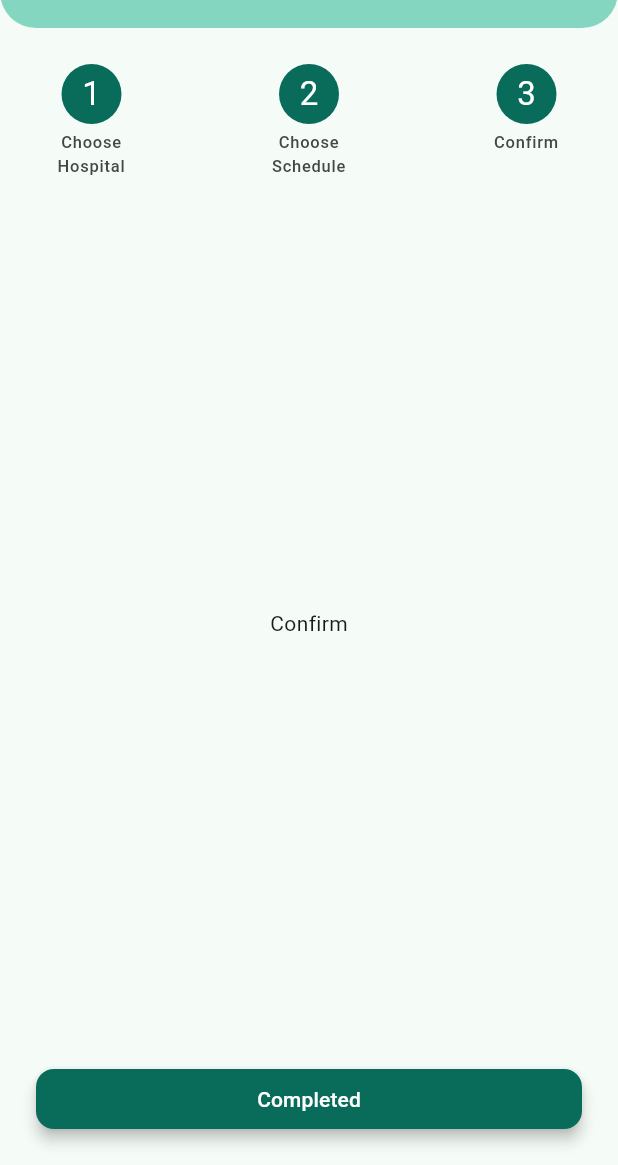
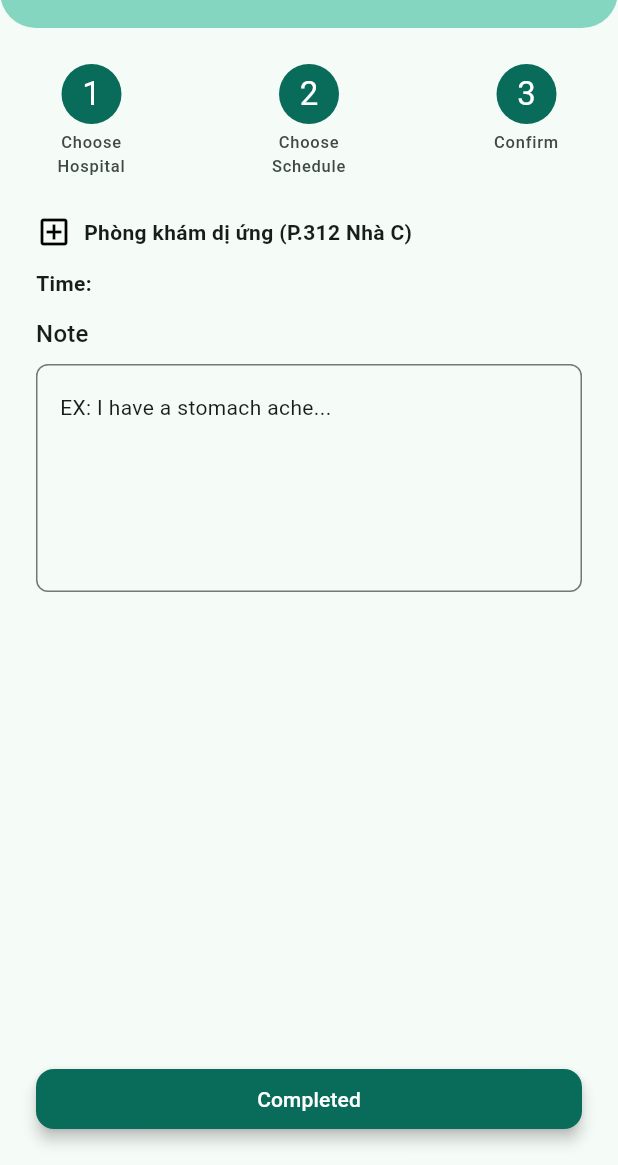
Before and after one commit to anhkien7780/health_profile, a Flutter app: the BookAppointmentChildPage screen opened directly, swiped to page 3, on a phone screen of 412 x 824 dp, the part 71-1236 px from its top. Run offline on Flutter 3.47's test engine with Material 3 defaults, Android fonts, the phone set to English and light mode, and no system bars; drawn by our look-alikes of loader_overlay; our stand-ins replace equatable, flutter_bloc, flutter_svg, go_router, google_fonts, shared_preferences and 1 more; accounts and stored records are empty; generated files the repository leaves out were written again; statements that could not run were skipped.

Commit message:
feat: add ConfirmAppointmentStepPage
- Create `ConfirmAppointmentStepPage` to display selected hospital, doctor, time, and note input.
- Integrate the confirmation step into `BookAppointmentPage`.
- Update `BookAppointmentCubit` to handle the note text controller.
- Enhance `AppTextFormField` to support `maxLines` and `onChanged`.
- Add localization strings for appointment notes.

```diff
--- a/lib/l10n/intl_en.arb
+++ b/lib/l10n/intl_en.arb
@@ -72,5 +72,7 @@
   "pleaseCompleteAllStep": "Please complete all steps to continue",
   "pleaseSelectHospital": "Please select a hospital",
   "pleaseSelectDoctor": "Please select a doctor",
-  "pleaseSelectTime": "Please select a time"
+  "pleaseSelectTime": "Please select a time",
+  "note": "Note",
+  "noteHint": "EX: I have a stomach ache..."
 }
--- a/lib/l10n/intl_vi.arb
+++ b/lib/l10n/intl_vi.arb
@@ -72,5 +72,7 @@
   "pleaseCompleteAllStep": "Vui lòng hoàn thành tất cả các bước để tiếp tục",
   "pleaseSelectHospital": "Vui lòng chọn bệnh viện",
   "pleaseSelectDoctor": "Vui lòng chọn bác sĩ",
-  "pleaseSelectTime": "Vui lòng chọn thời gian"
+  "pleaseSelectTime": "Vui lòng chọn thời gian",
+  "note": "Ghi chú",
+  "noteHint": "VD: Tôi bị đau bụng, và đã sử dụng thuốc giảm đau..."
 }
--- a/lib/ui/pages/book_appointment/book_appointment_cubit.dart
+++ b/lib/ui/pages/book_appointment/book_appointment_cubit.dart
@@ -15,10 +15,12 @@ class BookAppointmentCubit extends Cubit<BookAppointmentState> {
   final BookAppointmentNavigator navigator;
   final AppointmentRepository appointmentRepository;
   final PageController pageController = PageController();
+  final TextEditingController noteController = TextEditingController();
 
   @override
   Future<void> close() {
     pageController.dispose();
+    noteController.dispose();
     return super.close();
   }
 
@@ -92,7 +94,10 @@ class BookAppointmentCubit extends Cubit<BookAppointmentState> {
         duration: const Duration(milliseconds: 300),
         curve: Curves.easeInOut,
       );
-    } else {}
+    } else {
+      final note = noteController.text;
+      emit(state.copyWith(note: note));
+    }
   }
 
   void onBackPressed() {
--- a/lib/ui/pages/book_appointment/book_appointment_page.dart
+++ b/lib/ui/pages/book_appointment/book_appointment_page.dart
@@ -8,6 +8,7 @@ import 'package:health_profile/ui/pages/book_appointment/book_appointment_naviga
 import 'package:health_profile/ui/pages/book_appointment/book_appointment_state.dart';
 import 'package:health_profile/ui/pages/book_appointment/choose_hospital_step/choose_hospital_step_page.dart';
 import 'package:health_profile/ui/pages/book_appointment/choose_schedule_step/choose_schedule_step_page.dart';
+import 'package:health_profile/ui/pages/book_appointment/confirm_appointment_step/confirm_appointment_step_page.dart';
 import 'package:health_profile/ui/widgets/buttons/app_elevated_button.dart';
 
 class BookAppointmentPage extends StatelessWidget {
@@ -125,7 +126,7 @@ class _BookAppointmentChildPageState extends State<BookAppointmentChildPage> {
         children: [
           ChooseHospitalStepPage(),
           ChooseScheduleStepPage(),
-          _buildPlaceholderStep(context, s.confirmAppointment),
+          ConfirmAppointmentStepPage(),
         ],
       ),
     );
@@ -138,10 +139,6 @@ class _BookAppointmentChildPageState extends State<BookAppointmentChildPage> {
       text: _cubit.state.currentStep == 2 ? s.completed : s.continueStep,
       onClick: _cubit.onNextPressed,
     );
-  }
-
-  Widget _buildPlaceholderStep(BuildContext context, String title) {
-    return Center(child: Text(title));
   }
 
   Widget _createStepIndicator(int currentStep) {
--- /dev/null
+++ b/lib/ui/pages/book_appointment/confirm_appointment_step/confirm_appointment_step_page.dart
@@ -0,0 +1,82 @@
+import 'package:flutter/material.dart';
+import 'package:flutter_bloc/flutter_bloc.dart';
+import 'package:health_profile/common/app_dimens.dart';
+import 'package:health_profile/configs/app_configs.dart';
+import 'package:health_profile/generated/l10n.dart';
+import 'package:health_profile/ui/pages/book_appointment/book_appointment_cubit.dart';
+import 'package:health_profile/ui/pages/book_appointment/book_appointment_state.dart';
+import 'package:health_profile/ui/pages/book_appointment/widgets/selection_item_card.dart';
+import 'package:health_profile/ui/widgets/text_fields/app_text_form_field.dart';
+
+class ConfirmAppointmentStepPage extends StatelessWidget {
+  const ConfirmAppointmentStepPage({super.key});
+
+  @override
+  Widget build(BuildContext context) {
+    return BlocBuilder<BookAppointmentCubit, BookAppointmentState>(
+      builder: (context, state) {
+        return SingleChildScrollView(
+          child: Column(
+            crossAxisAlignment: CrossAxisAlignment.start,
+            spacing: AppDimens.paddingNormal,
+            children: [
+              if (state.hospital != null)
+                SelectionItemCard(item: state.hospital!),
+              if (state.doctor != null) SelectionItemCard(item: state.doctor!),
+              _buildLocationInfo(context),
+              _buildTimeInfo(context, state),
+              _buildNoteSection(context),
+            ],
+          ),
+        );
+      },
+    );
+  }
+
+  Widget _buildLocationInfo(BuildContext context) {
+    final theme = Theme.of(context);
+    return Row(
+      spacing: AppDimens.paddingSmall,
+      children: [
+        Icon(Icons.add_box_outlined, size: AppDimens.iconSizeNormal),
+        Expanded(
+          child: Text(
+            "Phòng khám dị ứng (P.312 Nhà C)",
+            style: theme.textTheme.bodyMedium?.copyWith(
+              fontWeight: FontWeight.bold,
+            ),
+          ),
+        ),
+      ],
+    );
+  }
+
+  Widget _buildTimeInfo(BuildContext context, BookAppointmentState state) {
+    final theme = Theme.of(context);
+    final s = S.of(context);
+    String timeString = "";
+    if (state.selectedTime != null) {
+      timeString = AppConfigs.timeFormat.format(state.selectedTime!);
+    }
+    if (state.selectedDate != null) {
+      if (timeString.isNotEmpty) timeString += " - ";
+      timeString += AppConfigs.dayMonthYearFormat.format(state.selectedDate!);
+    }
+
+    return Text(
+      "${s.chooseTime}: $timeString",
+      style: theme.textTheme.bodyMedium?.copyWith(fontWeight: FontWeight.bold),
+    );
+  }
+
+  Widget _buildNoteSection(BuildContext context) {
+    final s = S.of(context);
+    final cubit = context.read<BookAppointmentCubit>();
+    return AppTextFormField(
+      controller: cubit.noteController,
+      title: s.note,
+      hint: s.noteHint,
+      maxLines: 5,
+    );
+  }
+}
--- a/lib/ui/widgets/text_fields/app_text_form_field.dart
+++ b/lib/ui/widgets/text_fields/app_text_form_field.dart
@@ -14,6 +14,8 @@ class AppTextFormField extends StatelessWidget {
     this.suffixIcon,
     this.onTap,
     this.width,
+    this.maxLines = 1,
+    this.onChanged,
   });
 
   final Icon? prefixIcon;
@@ -26,6 +28,8 @@ class AppTextFormField extends StatelessWidget {
   final bool readOnly;
   final FormFieldValidator<String>? validator;
   final TextEditingController? controller;
+  final int maxLines;
+  final ValueChanged<String>? onChanged;
 
   @override
   Widget build(BuildContext context) {
@@ -33,16 +37,19 @@ class AppTextFormField extends StatelessWidget {
       crossAxisAlignment: CrossAxisAlignment.start,
       spacing: AppDimens.paddingSmall,
       children: [
-        Text(title, style: Theme.of(context).textTheme.titleMedium),
+        if (title.isNotEmpty)
+          Text(title, style: Theme.of(context).textTheme.titleMedium),
         SizedBox(
           width: width ?? double.infinity,
-          height: AppDimens.textFieldHeight,
+          height: maxLines == 1 ? AppDimens.textFieldHeight : null,
           child: TextFormField(
             readOnly: readOnly,
             validator: validator,
             controller: controller,
             obscureText: obscureText,
             onTap: onTap,
+            maxLines: maxLines,
+            onChanged: onChanged,
             decoration: InputDecoration(
               prefixIcon: prefixIcon,
               suffixIcon: suffixIcon,
```
